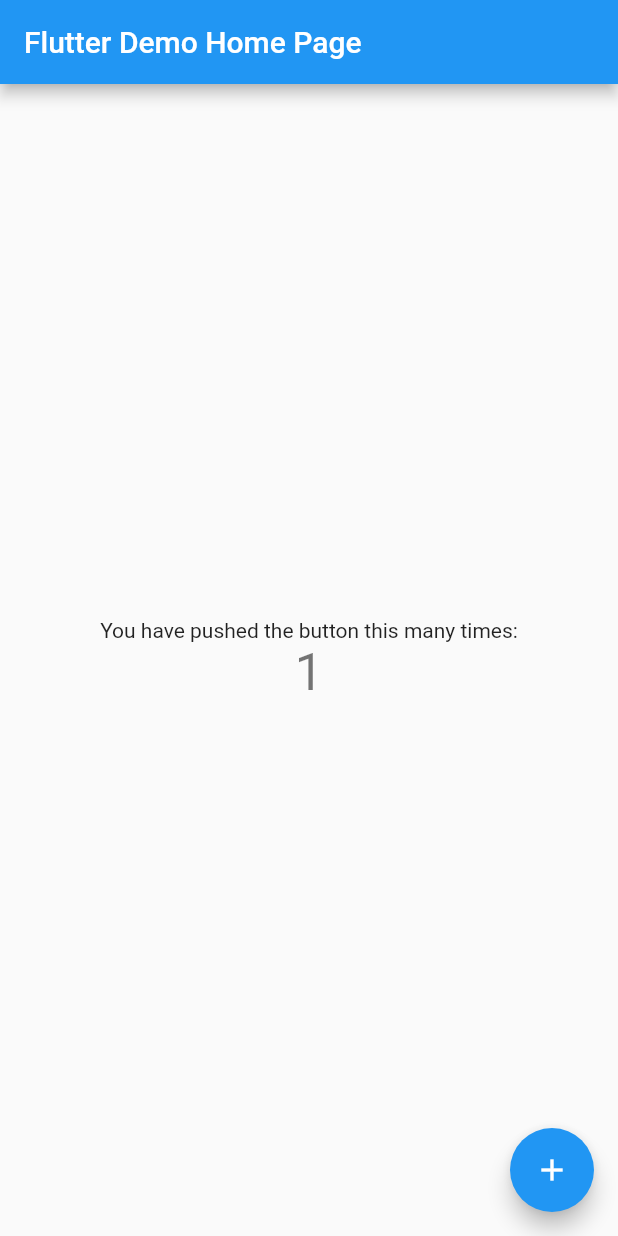
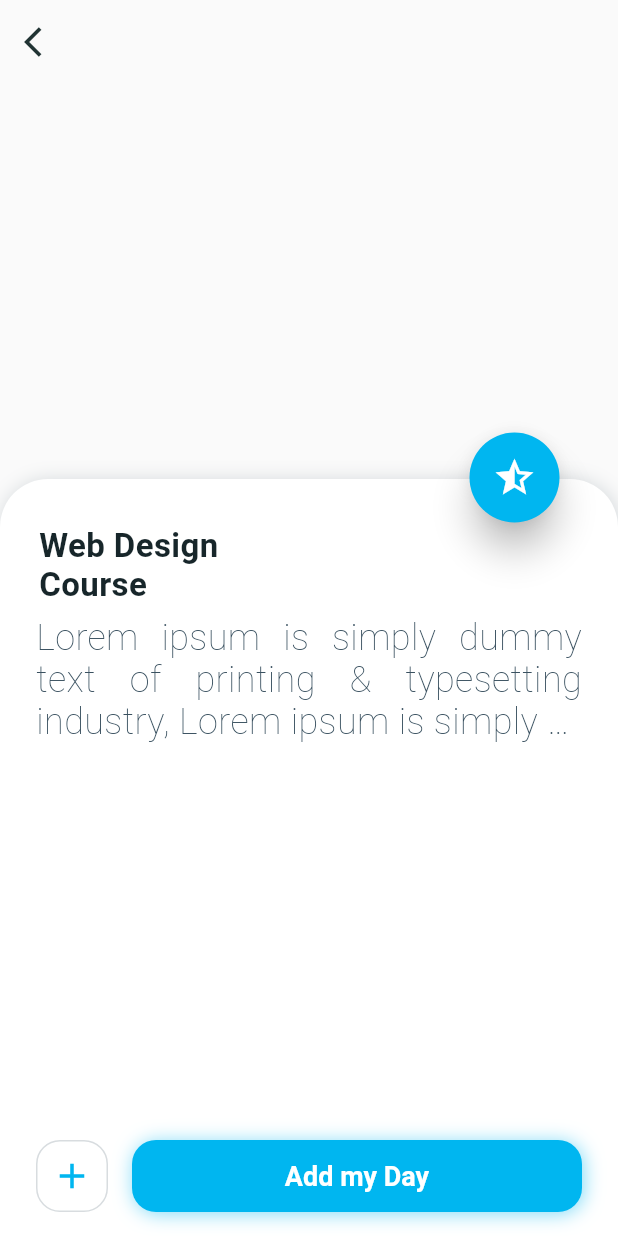
Before and after one commit to Sukendh/personal_diary, a Flutter app: the screen it shows after launch, after a tap on the "add" icon, on a phone screen of 412 x 824 dp. Run offline on Flutter 3.47's test engine with Material 2 defaults, Android fonts, the phone set to English and light mode, and no system bars.

Commit message:
home page and add dairy added

```diff
--- /dev/null
+++ b/lib/add_diary_screen.dart
@@ -0,0 +1,291 @@
+import 'package:flutter/material.dart';
+
+import 'design_course_app_theme.dart';
+
+class AddDiaryScreen extends StatefulWidget {
+  @override
+  _AddDiaryScreenState createState() => _AddDiaryScreenState();
+}
+
+class _AddDiaryScreenState extends State<AddDiaryScreen> {
+
+  final double infoHeight = 364.0;
+  AnimationController animationController;
+  Animation<double> animation;
+  double opacity1 = 0.0;
+  double opacity2 = 0.0;
+  double opacity3 = 0.0;
+
+  @override
+  Widget build(BuildContext context) {
+    final double tempHeight = MediaQuery.of(context).size.height -
+        (MediaQuery.of(context).size.width / 1.2) +
+        24.0;
+    return Material(
+      child: Scaffold(
+        backgroundColor: Colors.transparent,
+        body: Stack(
+          children: <Widget>[
+            Column(
+              children: <Widget>[
+                AspectRatio(
+                  aspectRatio: 1.2,
+                  child: new Container(),
+                ),
+              ],
+            ),
+            Positioned(
+              top: (MediaQuery.of(context).size.width / 1.2) - 24.0,
+              bottom: 0,
+              left: 0,
+              right: 0,
+              child: Container(
+                decoration: BoxDecoration(
+                  color: DesignCourseAppTheme.nearlyWhite,
+                  borderRadius: const BorderRadius.only(
+                      topLeft: Radius.circular(32.0),
+                      topRight: Radius.circular(32.0)),
+                  boxShadow: <BoxShadow>[
+                    BoxShadow(
+                        color: DesignCourseAppTheme.grey.withOpacity(0.2),
+                        offset: const Offset(1.1, 1.1),
+                        blurRadius: 10.0),
+                  ],
+                ),
+                child: Padding(
+                  padding: const EdgeInsets.only(left: 8, right: 8),
+                  child: SingleChildScrollView(
+                    child: Container(
+                      constraints: BoxConstraints(
+                          minHeight: infoHeight,
+                          maxHeight: tempHeight > infoHeight
+                              ? tempHeight
+                              : infoHeight),
+                      child: Column(
+                        mainAxisAlignment: MainAxisAlignment.center,
+                        crossAxisAlignment: CrossAxisAlignment.start,
+                        children: <Widget>[
+                          Padding(
+                            padding: const EdgeInsets.only(
+                                top: 32.0, left: 18, right: 16),
+                            child: Text(
+                              'Web Design\nCourse',
+                              textAlign: TextAlign.left,
+                              style: TextStyle(
+                                fontWeight: FontWeight.w600,
+                                fontSize: 22,
+                                letterSpacing: 0.27,
+                                color: DesignCourseAppTheme.darkerText,
+                              ),
+                            ),
+                          ),
+                          Padding(
+                            padding: const EdgeInsets.only(
+                                left: 16, right: 16, top: 8, bottom: 8),
+                            child: Text(
+                              'Lorem ipsum is simply dummy text of printing & typesetting industry, Lorem ipsum is simply dummy text of printing & typesetting industry.',
+                              textAlign: TextAlign.justify,
+                              style: TextStyle(
+                                fontWeight: FontWeight.w200,
+                                fontSize: 24,
+                                letterSpacing: 0.27,
+                                color: DesignCourseAppTheme.grey,
+                              ),
+                              maxLines: 3,
+                              overflow: TextOverflow.ellipsis,
+                            ),
+                          ),
+                          Expanded(
+                            child: AnimatedOpacity(
+                              duration: const Duration(milliseconds: 500),
+                              opacity: opacity2,
+                              child: Padding(
+                                padding: const EdgeInsets.only(
+                                    left: 16, right: 16, top: 8, bottom: 8),
+                                child: Text(
+                                  'Lorem ipsum is simply dummy text of printing & typesetting industry, Lorem ipsum is simply dummy text of printing & typesetting industry.',
+                                  textAlign: TextAlign.justify,
+                                  style: TextStyle(
+                                    fontWeight: FontWeight.w200,
+                                    fontSize: 14,
+                                    letterSpacing: 0.27,
+                                    color: DesignCourseAppTheme.grey,
+                                  ),
+                                  maxLines: 3,
+                                  overflow: TextOverflow.ellipsis,
+                                ),
+                              ),
+                            ),
+                          ),
+                          Padding(
+                            padding: const EdgeInsets.only(
+                                left: 16, bottom: 16, right: 16),
+                            child: Row(
+                              mainAxisAlignment: MainAxisAlignment.center,
+                              crossAxisAlignment: CrossAxisAlignment.center,
+                              children: <Widget>[
+                                Container(
+                                  width: 48,
+                                  height: 48,
+                                  child: Container(
+                                    decoration: BoxDecoration(
+                                      color: DesignCourseAppTheme.nearlyWhite,
+                                      borderRadius: const BorderRadius.all(
+                                        Radius.circular(16.0),
+                                      ),
+                                      border: Border.all(
+                                          color: DesignCourseAppTheme.grey
+                                              .withOpacity(0.2)),
+                                    ),
+                                    child: Icon(
+                                      Icons.add,
+                                      color: DesignCourseAppTheme.nearlyBlue,
+                                      size: 28,
+                                    ),
+                                  ),
+                                ),
+                                const SizedBox(
+                                  width: 16,
+                                ),
+                                Expanded(
+                                  child: Container(
+                                    height: 48,
+                                    decoration: BoxDecoration(
+                                      color: DesignCourseAppTheme.nearlyBlue,
+                                      borderRadius: const BorderRadius.all(
+                                        Radius.circular(16.0),
+                                      ),
+                                      boxShadow: <BoxShadow>[
+                                        BoxShadow(
+                                            color: DesignCourseAppTheme
+                                                .nearlyBlue
+                                                .withOpacity(0.5),
+                                            offset: const Offset(1.1, 1.1),
+                                            blurRadius: 10.0),
+                                      ],
+                                    ),
+                                    child: Center(
+                                      child: Text(
+                                        'Add my Day',
+                                        textAlign: TextAlign.left,
+                                        style: TextStyle(
+                                          fontWeight: FontWeight.w600,
+                                          fontSize: 18,
+                                          letterSpacing: 0.0,
+                                          color: DesignCourseAppTheme
+                                              .nearlyWhite,
+                                        ),
+                                      ),
+                                    ),
+                                  ),
+                                )
+                              ],
+                            ),
+                          ),
+                          SizedBox(
+                            height: MediaQuery.of(context).padding.bottom,
+                          )
+                        ],
+                      ),
+                    ),
+                  ),
+                ),
+              ),
+            ),
+            Positioned(
+              top: (MediaQuery.of(context).size.width / 1.2) - 24.0 - 35,
+              right: 35,
+              child: Card(
+                color: DesignCourseAppTheme.nearlyBlue,
+                shape: RoundedRectangleBorder(
+                    borderRadius: BorderRadius.circular(50.0)),
+                elevation: 10.0,
+                child: Container(
+                  width: 60,
+                  height: 60,
+                  child: Center(
+                    child: Icon(
+                      Icons.star_half,
+                      color: DesignCourseAppTheme.nearlyWhite,
+                      size: 30,
+                    ),
+                  ),
+                ),
+              ),
+            ),
+            Padding(
+              padding: EdgeInsets.only(top: MediaQuery.of(context).padding.top),
+              child: SizedBox(
+                width: AppBar().preferredSize.height,
+                height: AppBar().preferredSize.height,
+                child: Material(
+                  color: Colors.transparent,
+                  child: InkWell(
+                    borderRadius:
+                    BorderRadius.circular(AppBar().preferredSize.height),
+                    child: Icon(
+                      Icons.arrow_back_ios,
+                      color: DesignCourseAppTheme.nearlyBlack,
+                    ),
+                    onTap: () {
+                      Navigator.pop(context);
+                    },
+                  ),
+                ),
+              ),
+            )
+          ],
+        ),
+      ),
+    );
+  }
+
+  Widget getTimeBoxUI(String text1, String txt2) {
+    return Padding(
+      padding: const EdgeInsets.all(8.0),
+      child: Container(
+        decoration: BoxDecoration(
+          color: DesignCourseAppTheme.nearlyWhite,
+          borderRadius: const BorderRadius.all(Radius.circular(16.0)),
+          boxShadow: <BoxShadow>[
+            BoxShadow(
+                color: DesignCourseAppTheme.grey.withOpacity(0.2),
+                offset: const Offset(1.1, 1.1),
+                blurRadius: 8.0),
+          ],
+        ),
+        child: Padding(
+          padding: const EdgeInsets.only(
+              left: 18.0, right: 18.0, top: 12.0, bottom: 12.0),
+          child: Column(
+            mainAxisAlignment: MainAxisAlignment.center,
+            crossAxisAlignment: CrossAxisAlignment.center,
+            children: <Widget>[
+              Text(
+                text1,
+                textAlign: TextAlign.center,
+                style: TextStyle(
+                  fontWeight: FontWeight.w600,
+                  fontSize: 14,
+                  letterSpacing: 0.27,
+                  color: DesignCourseAppTheme.nearlyBlue,
+                ),
+              ),
+              Text(
+                txt2,
+                textAlign: TextAlign.center,
+                style: TextStyle(
+                  fontWeight: FontWeight.w200,
+                  fontSize: 14,
+                  letterSpacing: 0.27,
+                  color: DesignCourseAppTheme.grey,
+                ),
+              ),
+            ],
+          ),
+        ),
+      ),
+    );
+  }
+
+}
--- /dev/null
+++ b/lib/design_course_app_theme.dart
@@ -0,0 +1,88 @@
+import 'package:flutter/material.dart';
+
+class DesignCourseAppTheme {
+  DesignCourseAppTheme._();
+
+  static const Color notWhite = Color(0xFFEDF0F2);
+  static const Color nearlyWhite = Color(0xFFFFFFFF);
+  static const Color nearlyBlue = Color(0xFF00B6F0);
+  static const Color nearlyBlack = Color(0xFF213333);
+  static const Color grey = Color(0xFF3A5160);
+  static const Color dark_grey = Color(0xFF313A44);
+
+  static const Color darkText = Color(0xFF253840);
+  static const Color darkerText = Color(0xFF17262A);
+  static const Color lightText = Color(0xFF4A6572);
+  static const Color deactivatedText = Color(0xFF767676);
+  static const Color dismissibleBackground = Color(0xFF364A54);
+  static const Color chipBackground = Color(0xFFEEF1F3);
+  static const Color spacer = Color(0xFFF2F2F2);
+
+  static const TextTheme textTheme = TextTheme(
+    display1: display1,
+    headline: headline,
+    title: title,
+    subtitle: subtitle,
+    body2: body2,
+    body1: body1,
+    caption: caption,
+  );
+
+  static const TextStyle display1 = TextStyle( // h4 -> display1
+    fontFamily: 'WorkSans',
+    fontWeight: FontWeight.bold,
+    fontSize: 36,
+    letterSpacing: 0.4,
+    height: 0.9,
+    color: darkerText,
+  );
+
+  static const TextStyle headline = TextStyle( // h5 -> headline
+    fontFamily: 'WorkSans',
+    fontWeight: FontWeight.bold,
+    fontSize: 24,
+    letterSpacing: 0.27,
+    color: darkerText,
+  );
+
+  static const TextStyle title = TextStyle( // h6 -> title
+    fontFamily: 'WorkSans',
+    fontWeight: FontWeight.bold,
+    fontSize: 16,
+    letterSpacing: 0.18,
+    color: darkerText,
+  );
+
+  static const TextStyle subtitle = TextStyle( // subtitle2 -> subtitle
+    fontFamily: 'WorkSans',
+    fontWeight: FontWeight.w400,
+    fontSize: 14,
+    letterSpacing: -0.04,
+    color: darkText,
+  );
+
+  static const TextStyle body2 = TextStyle( // body1 -> body2
+    fontFamily: 'WorkSans',
+    fontWeight: FontWeight.w400,
+    fontSize: 14,
+    letterSpacing: 0.2,
+    color: darkText,
+  );
+
+  static const TextStyle body1 = TextStyle( // body2 -> body1
+    fontFamily: 'WorkSans',
+    fontWeight: FontWeight.w400,
+    fontSize: 16,
+    letterSpacing: -0.05,
+    color: darkText,
+  );
+
+  static const TextStyle caption = TextStyle( // Caption -> caption
+    fontFamily: 'WorkSans',
+    fontWeight: FontWeight.w400,
+    fontSize: 12,
+    letterSpacing: 0.2,
+    color: lightText, // was lightText
+  );
+
+}
--- /dev/null
+++ b/lib/diary_home_screen.dart
@@ -0,0 +1,48 @@
+import 'package:flutter/material.dart';
+import 'package:personal_diary/add_diary_screen.dart';
+
+import 'design_course_app_theme.dart';
+
+class DiaryHomeScreen extends StatefulWidget {
+  @override
+  _DiaryHomeScreenState createState() => _DiaryHomeScreenState();
+}
+
+class _DiaryHomeScreenState extends State<DiaryHomeScreen> {
+  final double infoHeight = 364.0;
+  AnimationController animationController;
+  Animation<double> animation;
+  double opacity1 = 0.0;
+  double opacity2 = 0.0;
+  double opacity3 = 0.0;
+
+  @override
+  Widget build(BuildContext context) {
+    final double tempHeight = MediaQuery.of(context).size.height -
+        (MediaQuery.of(context).size.width / 1.2) +
+        24.0;
+    return Material(
+      child: Scaffold(
+          backgroundColor: Colors.transparent,
+          body: ListView.builder(
+            itemCount: 10,
+            itemBuilder: (context, position) {
+              return diaryItem();
+            },
+          ),
+          floatingActionButton: new FloatingActionButton(
+              elevation: 0.0,
+              child: new Icon(Icons.add),
+              backgroundColor: new Color(0xFFE57373),
+              onPressed: () {
+                Navigator.of(context).push(MaterialPageRoute(builder: (context) => AddDiaryScreen()));
+              })),
+    );
+  }
+
+  Widget diaryItem() {
+    return new Card(
+      child: new Text("helloe"),
+    );
+  }
+}
--- a/lib/main.dart
+++ b/lib/main.dart
@@ -1,4 +1,6 @@
 import 'package:flutter/material.dart';
+
+import 'diary_home_screen.dart';
 
 void main() => runApp(MyApp());
 
@@ -9,103 +11,10 @@ class MyApp extends StatelessWidget {
     return MaterialApp(
       title: 'Flutter Demo',
       theme: ThemeData(
-        // This is the theme of your application.
-        //
-        // Try running your application with "flutter run". You'll see the
-        // application has a blue toolbar. Then, without quitting the app, try
-        // changing the primarySwatch below to Colors.green and then invoke
-        // "hot reload" (press "r" in the console where you ran "flutter run",
-        // or simply save your changes to "hot reload" in a Flutter IDE).
-        // Notice that the counter didn't reset back to zero; the application
-        // is not restarted.
+
         primarySwatch: Colors.blue,
       ),
-      home: MyHomePage(title: 'Flutter Demo Home Page'),
+      home: DiaryHomeScreen(),
     );
   }
 }
-
-class MyHomePage extends StatefulWidget {
-  MyHomePage({Key key, this.title}) : super(key: key);
-
-  // This widget is the home page of your application. It is stateful, meaning
-  // that it has a State object (defined below) that contains fields that affect
-  // how it looks.
-
-  // This class is the configuration for the state. It holds the values (in this
-  // case the title) provided by the parent (in this case the App widget) and
-  // used by the build method of the State. Fields in a Widget subclass are
-  // always marked "final".
-
-  final String title;
-
-  @override
-  _MyHomePageState createState() => _MyHomePageState();
-}
-
-class _MyHomePageState extends State<MyHomePage> {
-  int _counter = 0;
-
-  void _incrementCounter() {
-    setState(() {
-      // This call to setState tells the Flutter framework that something has
-      // changed in this State, which causes it to rerun the build method below
-      // so that the display can reflect the updated values. If we changed
-      // _counter without calling setState(), then the build method would not be
-      // called again, and so nothing would appear to happen.
-      _counter++;
-    });
-  }
-
-  @override
-  Widget build(BuildContext context) {
-    // This method is rerun every time setState is called, for instance as done
-    // by the _incrementCounter method above.
-    //
-    // The Flutter framework has been optimized to make rerunning build methods
-    // fast, so that you can just rebuild anything that needs updating rather
-    // than having to individually change instances of widgets.
-    return Scaffold(
-      appBar: AppBar(
-        // Here we take the value from the MyHomePage object that was created by
-        // the App.build method, and use it to set our appbar title.
-        title: Text(widget.title),
-      ),
-      body: Center(
-        // Center is a layout widget. It takes a single child and positions it
-        // in the middle of the parent.
-        child: Column(
-          // Column is also a layout widget. It takes a list of children and
-          // arranges them vertically. By default, it sizes itself to fit its
-          // children horizontally, and tries to be as tall as its parent.
-          //
-          // Invoke "debug painting" (press "p" in the console, choose the
-          // "Toggle Debug Paint" action from the Flutter Inspector in Android
-          // Studio, or the "Toggle Debug Paint" command in Visual Studio Code)
-          // to see the wireframe for each widget.
-          //
-          // Column has various properties to control how it sizes itself and
-          // how it positions its children. Here we use mainAxisAlignment to
-          // center the children vertically; the main axis here is the vertical
-          // axis because Columns are vertical (the cross axis would be
-          // horizontal).
-          mainAxisAlignment: MainAxisAlignment.center,
-          children: <Widget>[
-            Text(
-              'You have pushed the button this many times:',
-            ),
-            Text(
-              '$_counter',
-              style: Theme.of(context).textTheme.display1,
-            ),
-          ],
-        ),
-      ),
-      floatingActionButton: FloatingActionButton(
-        onPressed: _incrementCounter,
-        tooltip: 'Increment',
-        child: Icon(Icons.add),
-      ), // This trailing comma makes auto-formatting nicer for build methods.
-    );
-  }
-}
```
Also changed, not shown: 2 other files.
